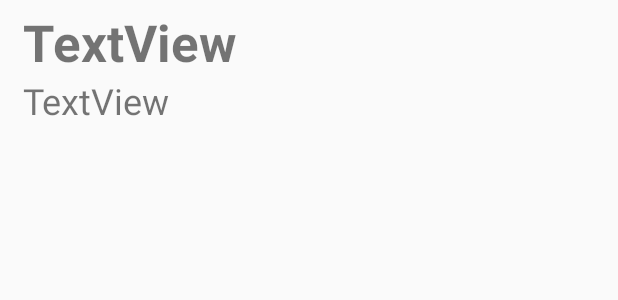
After one commit to bharathitummala/local-database-room, an Android app built with Jetpack Compose: the layout list_item.xml on its own in the app's theme, with its tools: preview values and no code run, on a phone screen of 412 x 824 dp. The commit adds this screen. Shown: the top 300 px of the screen. Run offline under Robolectric (Android 15) with nearby library versions, the phone set to English and light mode, and no system bars.

```diff
--- a/app/build.gradle.kts
+++ b/app/build.gradle.kts
@@ -43,6 +43,7 @@ android {
     }
     buildFeatures {
         compose = true
+        dataBinding = true
     }
     composeOptions {
         kotlinCompilerExtensionVersion = "1.5.1"
@@ -56,9 +57,12 @@ android {
 
 dependencies {
 
+    implementation("androidx.appcompat:appcompat:1.6.1")
+
     val room_version = "2.6.1"
     implementation ("androidx.room:room-runtime:$room_version")
     annotationProcessor("androidx.room:room-compiler:$room_version")
+    kapt("androidx.room:room-compiler:$room_version")
     implementation ("androidx.room:room-rxjava2:$room_version")
     implementation ("androidx.room:room-rxjava3:$room_version")
     implementation ("androidx.room:room-guava:$room_version")
--- /dev/null
+++ b/app/src/main/java/com/example/studentregister/StudentRecyclerViewAdapter.kt
@@ -0,0 +1,4 @@
+package com.example.studentregister
+
+class StudentRecyclerViewAdapter {
+}
--- /dev/null
+++ b/app/src/main/res/layout/list_item.xml
@@ -0,0 +1,29 @@
+<?xml version="1.0" encoding="utf-8"?>
+<LinearLayout xmlns:android="http://schemas.android.com/apk/res/android"
+    android:orientation="vertical"
+    android:layout_width="match_parent"
+    android:layout_height="match_parent">
+    <LinearLayout
+        android:layout_width="match_parent"
+        android:layout_height="match_parent"
+        android:layout_margin="5dp"
+        android:orientation="vertical">
+
+        <TextView
+            android:id="@+id/tvName"
+            android:layout_width="match_parent"
+            android:layout_height="wrap_content"
+            android:layout_marginLeft="10dp"
+            android:text="TextView"
+            android:textSize="34sp"
+            android:textStyle="bold" />
+
+        <TextView
+            android:id="@+id/tvEmail"
+            android:layout_width="match_parent"
+            android:layout_height="wrap_content"
+            android:layout_marginStart="10dp"
+            android:text="TextView"
+            android:textSize="24sp" />
+    </LinearLayout>
+</LinearLayout>
--- a/app/src/main/res/values/themes.xml
+++ b/app/src/main/res/values/themes.xml
@@ -1,5 +1,5 @@
 <?xml version="1.0" encoding="utf-8"?>
 <resources>
 
-    <style name="Theme.StudentRegister" parent="android:Theme.Material.Light.NoActionBar" />
+    <style name="Theme.StudentRegister" parent="Theme.AppCompat.Light.NoActionBar" />
 </resources>
```
Also changed, not shown: app/src/main/java/com/example/studentregister/MainActivity.kt (+42 -13 lines), app/src/main/java/com/example/studentregister/StudentViewModel.kt (added, +26 -0 lines), app/src/main/java/com/example/studentregister/StudentViewModelFactory.kt (added, +18 -0 lines), app/src/main/java/com/example/studentregister/db/StudentDatabase.kt (+9 -10 lines).
